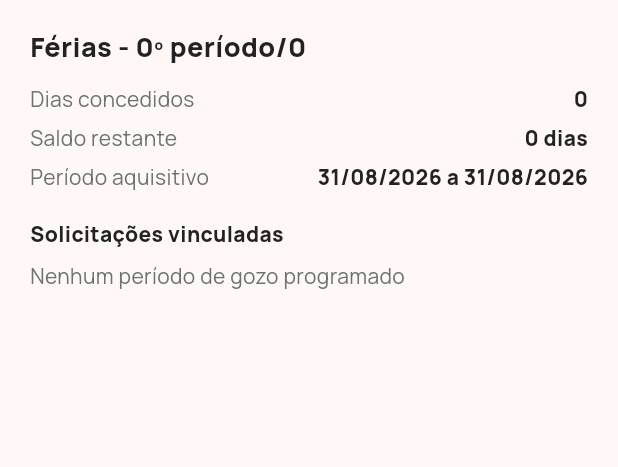
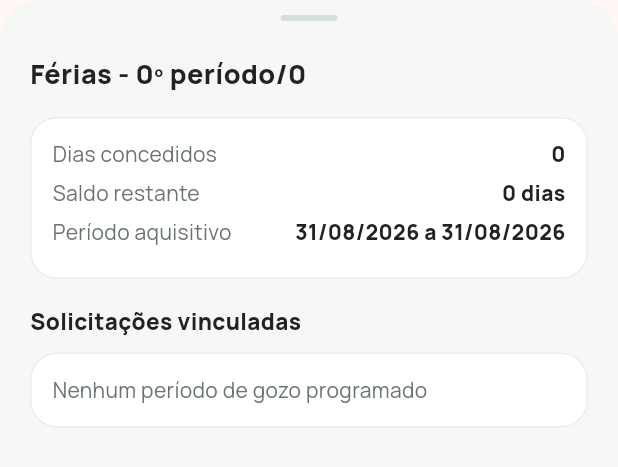
Before and after one commit to rafaelhugov/app_mppb_flutter, a Flutter app: the ConcessaoFolgaDetailsSheet widget shown alone on an empty page, opened directly with empty values, on a phone screen of 412 x 824 dp. Shown: the top 467 px of the screen. Run offline on Flutter 3.47's test engine with Material 3 defaults, Android fonts, the phone set to English and light mode, and no system bars; our stand-ins replace cached_network_image, connectivity_plus, dio, file_picker, flutter_riverpod, flutter_secure_storage and 6 more; missing offline and left inert: just_the_tooltip; accounts and stored records are empty; network calls fail.

Commit message:
fix: ajustar modal de concessao de folga

```diff
--- a/lib/features/concessao_folga/ui/widgets/concessao_folga_card.dart
+++ b/lib/features/concessao_folga/ui/widgets/concessao_folga_card.dart
@@ -44,8 +44,9 @@ class ConcessaoFolgaCard extends StatelessWidget {
     return InkWell(
       onTap: () => showModalBottomSheet(
         context: context,
-        showDragHandle: true,
+        useRootNavigator: true,
         isScrollControlled: true,
+        backgroundColor: Colors.transparent,
         builder: (_) => ConcessaoFolgaDetailsSheet(concessao: concessao),
       ),
       borderRadius: BorderRadius.circular(8),
--- a/lib/features/concessao_folga/ui/widgets/concessao_folga_details_sheet.dart
+++ b/lib/features/concessao_folga/ui/widgets/concessao_folga_details_sheet.dart
@@ -13,22 +13,48 @@ class ConcessaoFolgaDetailsSheet extends StatelessWidget {
   Widget build(BuildContext context) {
     final dateFormat = DateFormat('dd/MM/yyyy');
 
-    return SafeArea(
+    return Container(
+      decoration: const BoxDecoration(
+        color: Color(0xFFF7F8F6),
+        borderRadius: BorderRadius.vertical(top: Radius.circular(26)),
+      ),
+      child: SafeArea(
+        top: false,
         child: Padding(
-        padding: const EdgeInsets.fromLTRB(20, 18, 20, 28),
+          padding: const EdgeInsets.fromLTRB(20, 10, 20, 28),
           child: Column(
             mainAxisSize: MainAxisSize.min,
             crossAxisAlignment: CrossAxisAlignment.start,
             children: [
+              Center(
+                child: Container(
+                  width: 38,
+                  height: 4,
+                  decoration: BoxDecoration(
+                    color: const Color(0xFFD7DEDA),
+                    borderRadius: BorderRadius.circular(999),
+                  ),
+                ),
+              ),
+              const SizedBox(height: 22),
               Text(
                 concessao.titulo,
                 style: const TextStyle(
                   color: ConcessaoFolgaColors.ink,
                   fontSize: 18,
-                fontWeight: FontWeight.w900,
+                  fontWeight: FontWeight.w800,
                 ),
               ),
-            const SizedBox(height: 12),
+              const SizedBox(height: 16),
+              Container(
+                padding: const EdgeInsets.all(14),
+                decoration: BoxDecoration(
+                  color: Colors.white,
+                  borderRadius: BorderRadius.circular(18),
+                  border: Border.all(color: const Color(0xFFE9EDF0)),
+                ),
+                child: Column(
+                  children: [
                     _DetailLine(
                       label: 'Dias concedidos',
                       value: '${concessao.diasConcedidos}',
@@ -44,33 +70,57 @@ class ConcessaoFolgaDetailsSheet extends StatelessWidget {
                         value:
                             '${dateFormat.format(concessao.inicioPeriodoAquisitivo!)} a ${dateFormat.format(concessao.finalPeriodoAquisitivo!)}',
                       ),
-            const SizedBox(height: 12),
+                  ],
+                ),
+              ),
+              const SizedBox(height: 18),
               const Text(
                 'Solicitações vinculadas',
                 style: TextStyle(
                   color: ConcessaoFolgaColors.ink,
-                fontWeight: FontWeight.w900,
+                  fontSize: 15,
+                  fontWeight: FontWeight.w800,
                 ),
               ),
-            const SizedBox(height: 8),
+              const SizedBox(height: 10),
               if (concessao.solicitacoes.isEmpty)
-              const Text(
+                Container(
+                  width: double.infinity,
+                  padding: const EdgeInsets.all(14),
+                  decoration: BoxDecoration(
+                    color: Colors.white,
+                    borderRadius: BorderRadius.circular(18),
+                    border: Border.all(color: const Color(0xFFE9EDF0)),
+                  ),
+                  child: const Text(
                     'Nenhum período de gozo programado',
                     style: TextStyle(color: ConcessaoFolgaColors.muted),
+                  ),
                 )
               else
                 ...concessao.solicitacoes.map(
                   (solicitacao) => Container(
                     width: double.infinity,
                     margin: const EdgeInsets.only(bottom: 8),
-                  padding: const EdgeInsets.all(10),
+                    padding: const EdgeInsets.all(12),
                     decoration: BoxDecoration(
-                    color: ConcessaoFolgaColors.surface,
-                    borderRadius: BorderRadius.circular(8),
-                    border: Border.all(
-                      color: solicitacao.status.color.withAlpha(100),
+                      color: Colors.white,
+                      borderRadius: BorderRadius.circular(16),
+                      border: Border.all(color: const Color(0xFFE9EDF0)),
+                    ),
+                    child: Row(
+                      crossAxisAlignment: CrossAxisAlignment.start,
+                      children: [
+                        Container(
+                          width: 4,
+                          height: 56,
+                          decoration: BoxDecoration(
+                            color: solicitacao.status.color,
+                            borderRadius: BorderRadius.circular(999),
                           ),
                         ),
+                        const SizedBox(width: 10),
+                        Expanded(
                           child: Column(
                             crossAxisAlignment: CrossAxisAlignment.start,
                             children: [
@@ -78,22 +128,28 @@ class ConcessaoFolgaDetailsSheet extends StatelessWidget {
                                 solicitacao.tipo.label,
                                 style: const TextStyle(
                                   color: ConcessaoFolgaColors.ink,
-                          fontWeight: FontWeight.w800,
+                                  fontSize: 14,
+                                  fontWeight: FontWeight.w700,
                                 ),
                               ),
-                      const SizedBox(height: 4),
+                              const SizedBox(height: 5),
                               Text(
                                 '${dateFormat.format(solicitacao.inicio)} a ${dateFormat.format(solicitacao.fim)}',
                                 style: const TextStyle(
                                   color: ConcessaoFolgaColors.muted,
+                                  fontSize: 13,
                                 ),
                               ),
-                      const SizedBox(height: 4),
+                              const SizedBox(height: 5),
                               Text(
                                 '${solicitacao.status.label} - ${solicitacao.diasCalculados} dia(s)',
                                 style: TextStyle(
                                   color: solicitacao.status.color,
+                                  fontSize: 13,
                                   fontWeight: FontWeight.w800,
+                                ),
+                              ),
+                            ],
                           ),
                         ),
                       ],
@@ -101,6 +157,7 @@ class ConcessaoFolgaDetailsSheet extends StatelessWidget {
                   ),
                 ),
             ],
+          ),
         ),
       ),
     );
```
Lines whose indentation alone changed are shown as unchanged.
